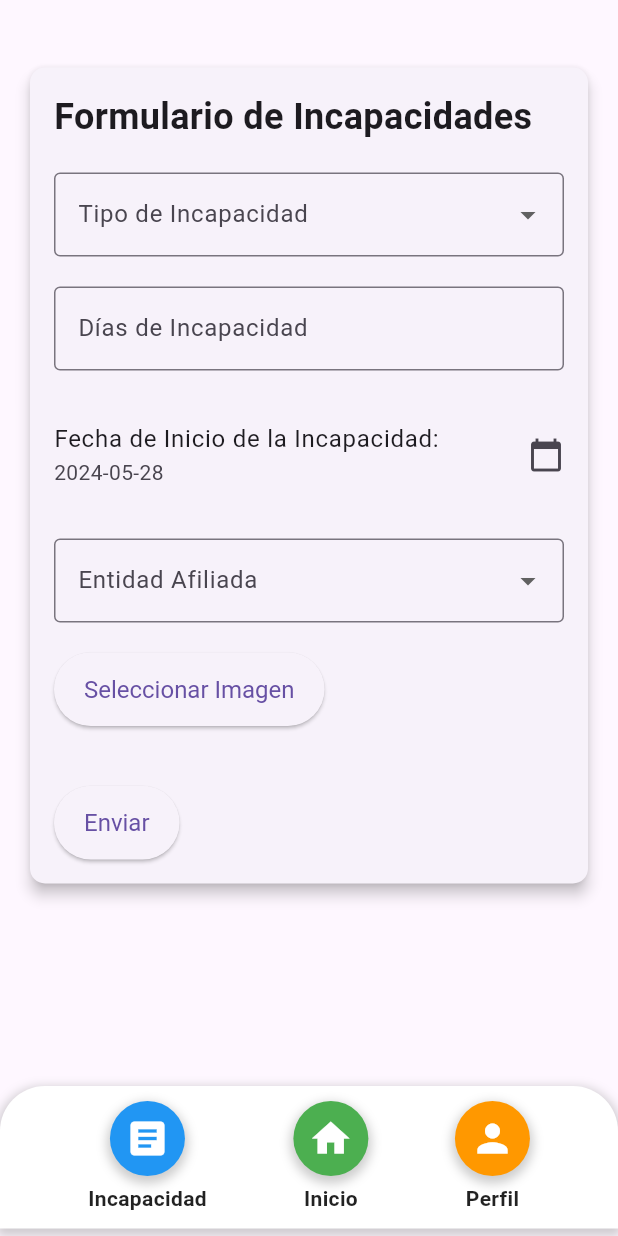
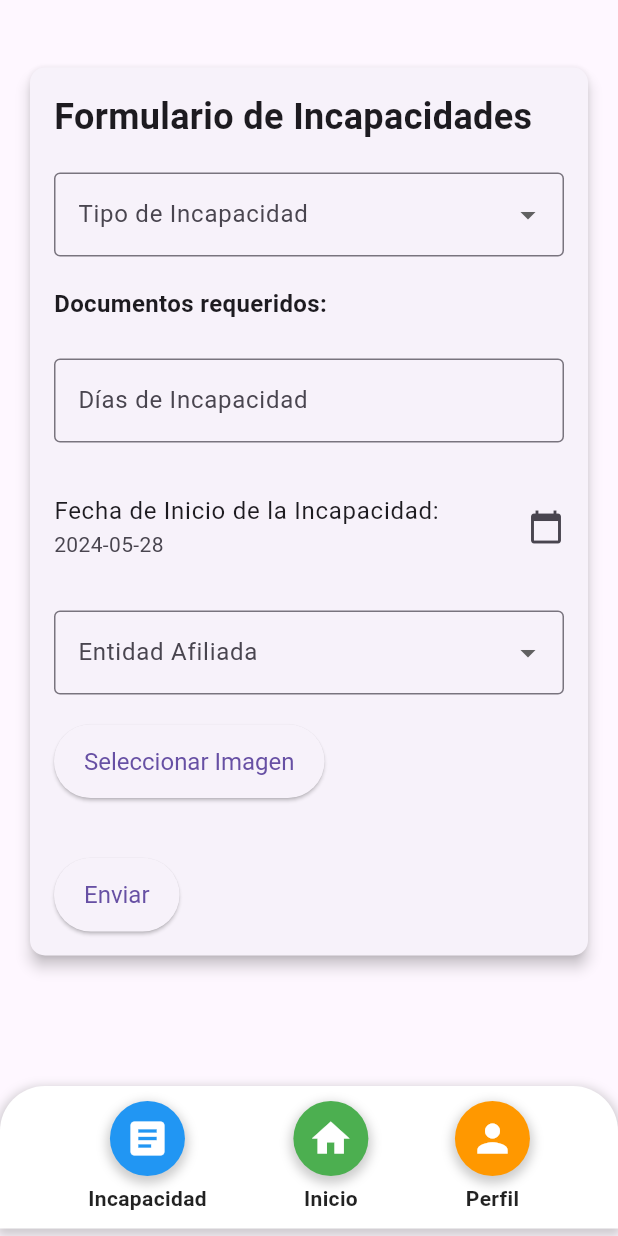
Before and after one commit to leoespi/talento_mxm_flutter, a Flutter app: the MyForm screen opened directly, on a phone screen of 412 x 824 dp. Run offline on Flutter 3.47's test engine with Material 3 defaults, Android fonts, the phone set to English and light mode, and no system bars; our stand-ins replace get, get_storage, google_fonts, image_picker; accounts and stored records are empty; network calls fail.

Commit message:
arreglo Tipo incapacidad

```diff
--- a/lib/views/incapacidades_page.dart
+++ b/lib/views/incapacidades_page.dart
@@ -194,6 +194,22 @@ class _MyFormState extends State<MyForm> {
                         return null;
                       },
                     ),
+
+                    // Debajo del DropdownButtonFormField
+                      SizedBox(height: 20),
+                      Column(
+                        crossAxisAlignment: CrossAxisAlignment.start,
+                        children: [
+                          Text(
+                            'Documentos requeridos:',
+                            style: TextStyle(fontSize: 16, fontWeight: FontWeight.bold),
+                          ),
+                          SizedBox(height: 5),
+                          _buildDocumentItem(_selectedtipoincapacidadreportada),
+                        ],
+                      ),
+
+
                     SizedBox(height: 20),
                     TextFormField(
                       controller: _diasIncapacidadController,
@@ -399,6 +415,70 @@ class _MyFormState extends State<MyForm> {
     );
   }
 
+  Widget _buildDocumentItem(String? selectedOption) {
+  List<String> documents = [];
+
+  switch (selectedOption) {
+
+    case 'Incapacidad por Enfermedad General':
+      documents.addAll([
+        '- Incapacidad emitida por la EPS',
+        '- Historia clínica',
+      ]);
+      break;
+
+    case 'Incapacidad por Accidente de Transito':
+      documents.addAll([
+        '- Incapacidad emitida por la EPS',
+        '- Historia clínica',
+        '- Formulario Furips',
+        '- Fotocopia del SOAT',
+        '- Fotocopia de la Cedula',
+
+      ]);
+      break;
+
+    case 'Licencia Por Maternidad':
+       documents.addAll([
+        '- Incapacidad emitida por la EPS',
+        '- Epicrisis',
+        '- Registro civil',
+        '- Certificado de nacido vivo',
+
+
+      ]);
+      break;
+
+    case 'Licencia Por Paternidad':
+      documents.addAll([
+        '- Transcripción de la licencia',
+        '- Incapacidad emitida por la EPS',
+        '- Epicrisis',
+        '- Certificado de nacido vivo',
+        '- Registro civil',
+
+      ]);
+      break;
+
+    case 'Licencia Por Luto':
+       documents.addAll([
+        '- Carta dirigida a la compañía solicitando la licencia e indicando el parentesco con el occiso',
+        '- Registro de defunción',
+        '- Registros civiles que prueben su parentesco',
+        '- Fotocopia de la C.C del colaborador',
+
+
+      ]);
+      break;
+  }
+
+  return Column(
+    crossAxisAlignment: CrossAxisAlignment.start,
+    children: documents.map((document) => Text(document)).toList(),
+  );
+}
+
+
 
   // menu items
   Widget _buildBottomMenuItem({
```
